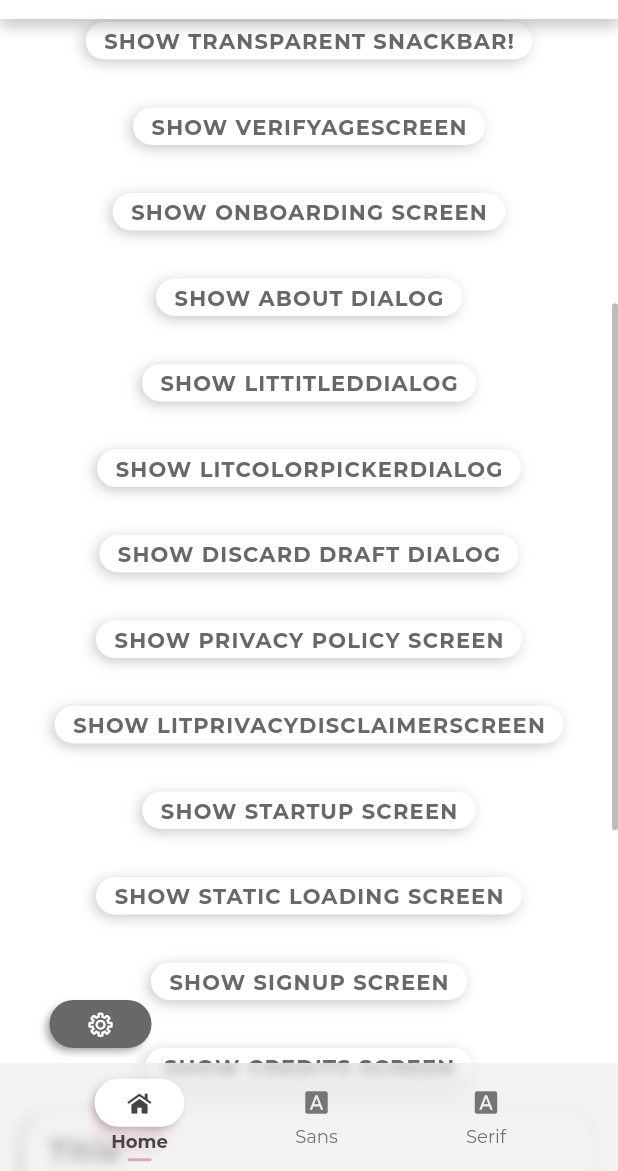
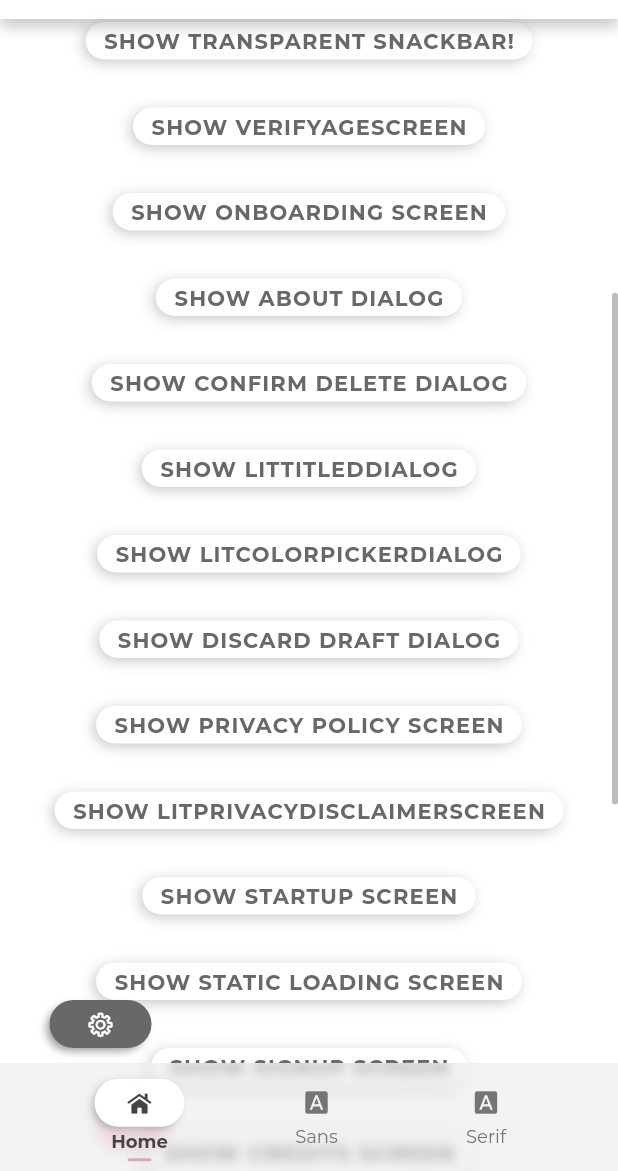
Before and after one commit to litlifesoftware/leitmotif-flutter, a Flutter app: the screen it shows after launch, scrolled down 576 dp, on a phone screen of 412 x 824 dp, the part 65-1236 px from its top. Run offline on Flutter 3.47's test engine with Material 2 defaults, Android fonts, the phone set to English and light mode, and no system bars; our stand-ins replace package_info_plus; project files that could hold a hidden picture were left out.

Commit message:
Implement `ConfirmDeleteDialog` on example app - Add button to show ConfirmDeleteDialog

```diff
--- a/example/lib/main.dart
+++ b/example/lib/main.dart
@@ -815,6 +815,27 @@ class _ButtonList extends StatelessWidget {
             child: LitRoundedElevatedButton(
               color: buttonColor,
               child: ClippedText(
+                "Show Confirm Delete Dialog",
+                upperCase: true,
+                style: LitSansSerifStyles.button.copyWith(
+                  color: buttonTextColor,
+                ),
+              ),
+              onPressed: () => {
+                showDialog(
+                  context: context,
+                  builder: (context) {
+                    return ConfirmDeleteDialog(onDelete: () => {});
+                  },
+                )
+              },
+            ),
+          ),
+          Padding(
+            padding: const EdgeInsets.only(top: 32.0),
+            child: LitRoundedElevatedButton(
+              color: buttonColor,
+              child: ClippedText(
                 "Show LitTitledDialog",
                 upperCase: true,
                 style: LitSansSerifStyles.button.copyWith(
```
